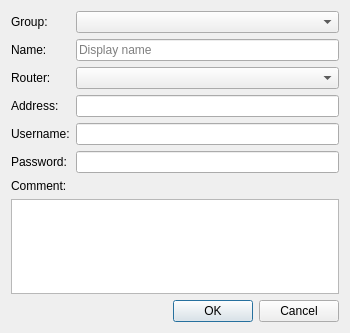
Before: the Qt Designer form source/client/desktop/management/local_host_dialog.ui in dchapyshev/aspia, drawn with Qt 5.
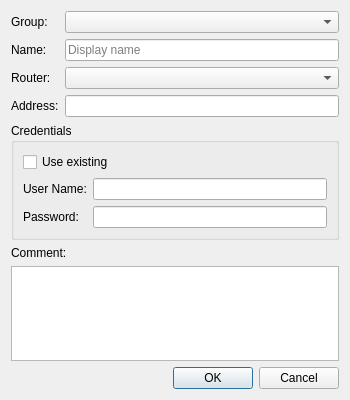
After: the same form once the commit is applied. Custom widgets are drawn as their Qt base class.

Commit message: Implement credential manager

What changed in the file:
```diff
--- a/source/client/desktop/management/local_host_dialog.ui
+++ b/source/client/desktop/management/local_host_dialog.ui
@@ -7,7 +7,7 @@
     <x>0</x>
     <y>0</y>
     <width>350</width>
-    <height>333</height>
+    <height>400</height>
    </rect>
   </property>
   <property name="windowTitle">
@@ -63,27 +63,88 @@
      <item row="3" column="1">
       <widget class="QLineEdit" name="edit_address"/>
      </item>
-     <item row="4" column="0">
+    </layout>
+   </item>
+   <item>
+    <widget class="QGroupBox" name="groupbox_credentials">
+     <property name="title">
+      <string>Credentials</string>
+     </property>
+     <layout class="QVBoxLayout" name="verticalLayout_credentials">
+      <item>
+       <widget class="QCheckBox" name="checkbox_shared">
+        <property name="text">
+         <string>Use existing</string>
+        </property>
+       </widget>
+      </item>
+      <item>
+       <widget class="QStackedWidget" name="stack_credentials">
+        <property name="sizePolicy">
+         <sizepolicy hsizetype="Preferred" vsizetype="Fixed">
+          <horstretch>0</horstretch>
+          <verstretch>0</verstretch>
+         </sizepolicy>
+        </property>
+        <widget class="QWidget" name="page_own">
+         <layout class="QGridLayout" name="gridLayout_own">
+          <property name="leftMargin">
+           <number>0</number>
+          </property>
+          <property name="topMargin">
+           <number>0</number>
+          </property>
+          <property name="rightMargin">
+           <number>0</number>
+          </property>
+          <property name="bottomMargin">
+           <number>0</number>
+          </property>
+          <item row="0" column="0">
       <widget class="QLabel" name="label_username">
        <property name="text">
-        <string>Username:</string>
+             <string>User Name:</string>
        </property>
       </widget>
      </item>
-     <item row="4" column="1">
+          <item row="0" column="1">
       <widget class="QLineEdit" name="edit_username"/>
      </item>
-     <item row="5" column="0">
+          <item row="1" column="0">
       <widget class="QLabel" name="label_password">
        <property name="text">
         <string>Password:</string>
        </property>
       </widget>
      </item>
-     <item row="5" column="1">
+          <item row="1" column="1">
       <widget class="PasswordEdit" name="edit_password"/>
      </item>
     </layout>
+        </widget>
+        <widget class="QWidget" name="page_shared">
+         <layout class="QVBoxLayout" name="verticalLayout_shared">
+          <property name="leftMargin">
+           <number>0</number>
+          </property>
+          <property name="topMargin">
+           <number>0</number>
+          </property>
+          <property name="rightMargin">
+           <number>0</number>
+          </property>
+          <property name="bottomMargin">
+           <number>0</number>
+          </property>
+          <item>
+           <widget class="QComboBox" name="combo_credential"/>
+          </item>
+         </layout>
+        </widget>
+       </widget>
+      </item>
+     </layout>
+    </widget>
    </item>
    <item>
     <layout class="QVBoxLayout" name="verticalLayout_comment">
```
Lines whose indentation alone changed are shown as unchanged. The commit also changes 52 other files.
